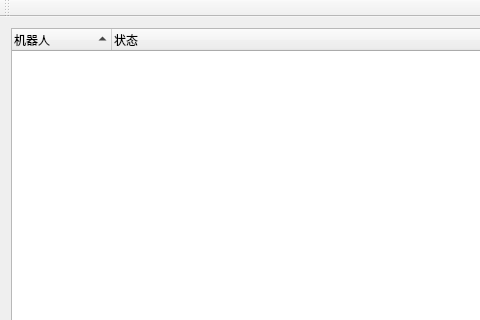
First picture: the form in mainwindow.ui, repository kingyy2013/autobot, before the edit; both pictures show x 0 to 480 and y 0 to 320 of the 600 by 550 pixel window.
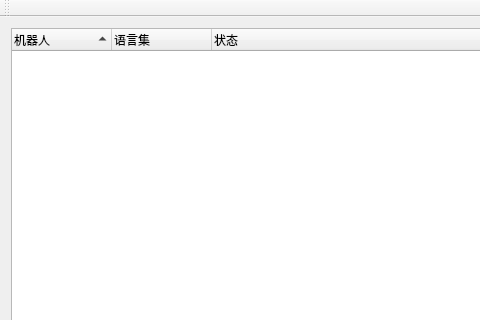
Second picture: the form after the edit.

```diff
--- a/mainwindow.ui
+++ b/mainwindow.ui
@@ -90,6 +90,11 @@
         <set>AlignLeading|AlignVCenter</set>
        </property>
       </column>
+      <column>
+       <property name="text">
+        <string>语言集</string>
+       </property>
+      </column>
       <column>
        <property name="text">
         <string>状态</string>
```
Left out of the diff: 20 changed lines with no effect on the pictures.
